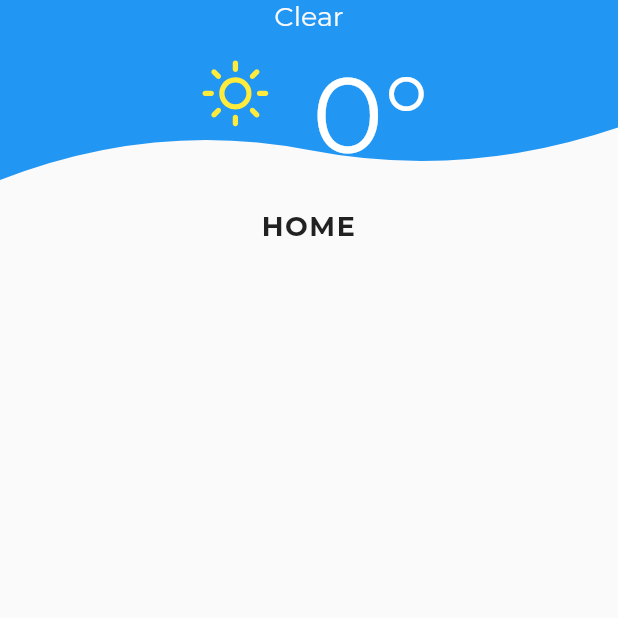
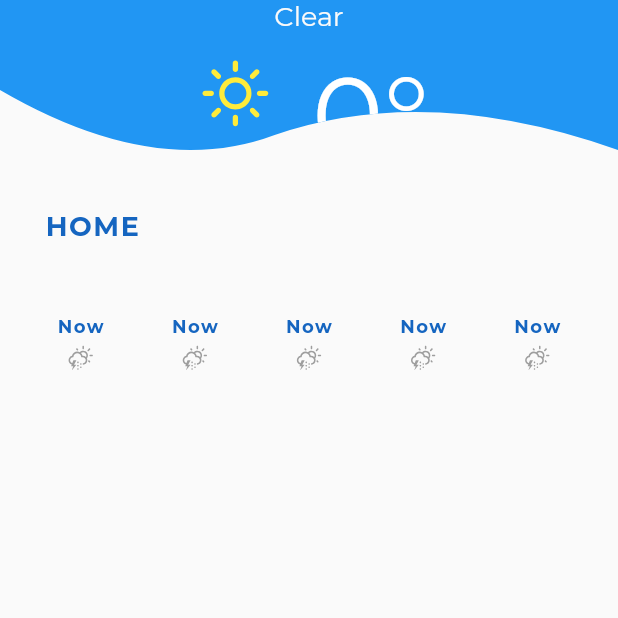
Before and after one commit to themobilecoder/my-local-weather, a Flutter app: the screen it shows after launch, on a phone screen of 412 x 824 dp, the top half of it. Run offline on Flutter 3.47's test engine with Material 2 defaults, Android fonts, the phone set to English and light mode, and no system bars; drawn by our look-alikes of pull_to_refresh; our stand-ins replace weather_icons; project files that could hold a hidden picture were left out.

Commit message:
Update clipper, add forecast UI

```diff
--- /dev/null
+++ b/lib/bottom_wave_clipper.dart
@@ -0,0 +1,31 @@
+import 'package:flutter/cupertino.dart';
+
+class BottomWaveClipper extends CustomClipper<Path> {
+  @override
+  Path getClip(Size size) {
+    var path = Path();
+    path.lineTo(0.0, size.height - 60);
+
+    var firstControlPoint = Offset(size.width / 4, size.height);
+    var firstEndPoint = Offset(size.width / 2.25, size.height - 30.0);
+    path.quadraticBezierTo(firstControlPoint.dx, firstControlPoint.dy,
+        firstEndPoint.dx, firstEndPoint.dy);
+
+    var secondControlPoint =
+        Offset(size.width - (size.width / 3.25), size.height - 65);
+    var secondEndPoint = Offset(size.width, size.height - 20);
+    path.quadraticBezierTo(secondControlPoint.dx, secondControlPoint.dy,
+        secondEndPoint.dx, secondEndPoint.dy);
+
+    path.lineTo(size.width, size.height - 40);
+    path.lineTo(size.width, 0.0);
+    path.close();
+
+    return path;
+  }
+
+  @override
+  bool shouldReclip(CustomClipper<Path> oldClipper) {
+    return false;
+  }
+}
--- a/lib/home_page.dart
+++ b/lib/home_page.dart
@@ -1,7 +1,7 @@
 import 'package:flutter/material.dart';
 import 'package:flutter/rendering.dart';
 import 'package:flutter/widgets.dart';
-import 'package:flutter_unit_testing/wave_clipper.dart';
+import 'package:flutter_unit_testing/bottom_wave_clipper.dart';
 import 'package:flutter_unit_testing/weather_bloc.dart';
 import 'package:flutter_unit_testing/weather_event.dart';
 import 'package:flutter_unit_testing/weather_model.dart';
@@ -28,6 +28,35 @@ class _HomePageState extends State<HomePage> {
     super.dispose();
   }
 
+  List<Widget> _buildWeeklyWeather() {
+    return List.filled(
+        5,
+        Padding(
+          padding: const EdgeInsets.all(8.0),
+          child: Column(
+            crossAxisAlignment: CrossAxisAlignment.center,
+            children: <Widget>[
+              Text(
+                'Now',
+                textAlign: TextAlign.center,
+                style: TextStyle(
+                    fontFamily: 'Montserrat',
+                    letterSpacing: 1,
+                    fontSize: 12,
+                    color: Colors.blue.shade800,
+                    fontWeight: FontWeight.bold),
+              ),
+              SizedBox(height: 5),
+              Icon(
+                WeatherIcons.day_snow_thunderstorm,
+                color: Colors.grey,
+                size: 18,
+              ),
+            ],
+          ),
+        ));
+  }
+
   @override
   Widget build(BuildContext context) {
     return Scaffold(
@@ -49,7 +78,7 @@ class _HomePageState extends State<HomePage> {
                   child: Stack(
                     children: <Widget>[
                       ClipPath(
-                        clipper: WaveClipper(),
+                        clipper: BottomWaveClipper(),
                         child: Container(
                           color: Colors.blue,
                           child: Column(
@@ -101,15 +130,28 @@ class _HomePageState extends State<HomePage> {
                         SizedBox(
                           height: 20,
                         ),
-                        Text(
+                        Padding(
+                          padding: const EdgeInsets.only(left: 30),
+                          child: Text(
                             data.location,
-                          textAlign: TextAlign.center,
                             style: TextStyle(
                                 fontFamily: 'Montserrat',
                                 letterSpacing: 1,
                                 fontSize: 18,
+                                color: Colors.blue.shade800,
                                 fontWeight: FontWeight.bold),
                           ),
+                        ),
+                        SizedBox(
+                          height: 40,
+                        ),
+                        Padding(
+                          padding: const EdgeInsets.symmetric(horizontal: 30),
+                          child: Row(
+                            mainAxisAlignment: MainAxisAlignment.spaceBetween,
+                            children: _buildWeeklyWeather(),
+                          ),
+                        )
                       ],
                     ),
                   ),
--- a/lib/wave_clipper.dart
+++ /dev/null
@@ -1,22 +0,0 @@
-import 'package:flutter/cupertino.dart';
-
-class WaveClipper extends CustomClipper<Path> {
-  @override
-  Path getClip(Size size) {
-    Path path = Path();
-    var height = size.height;
-    path.lineTo(0, height);
-    path.quadraticBezierTo(
-        size.width / 4, height - 40, size.width / 2, height - 20);
-    path.quadraticBezierTo(
-        3 / 4 * size.width, height, size.width, height - 35);
-    path.lineTo(size.width, 0);
-    path.close();
-    return path;
-  }
-
-  @override
-  bool shouldReclip(CustomClipper<Path> oldClipper) {
-    return true;
-  }
-}
```
Lines whose indentation alone changed are shown as unchanged.
